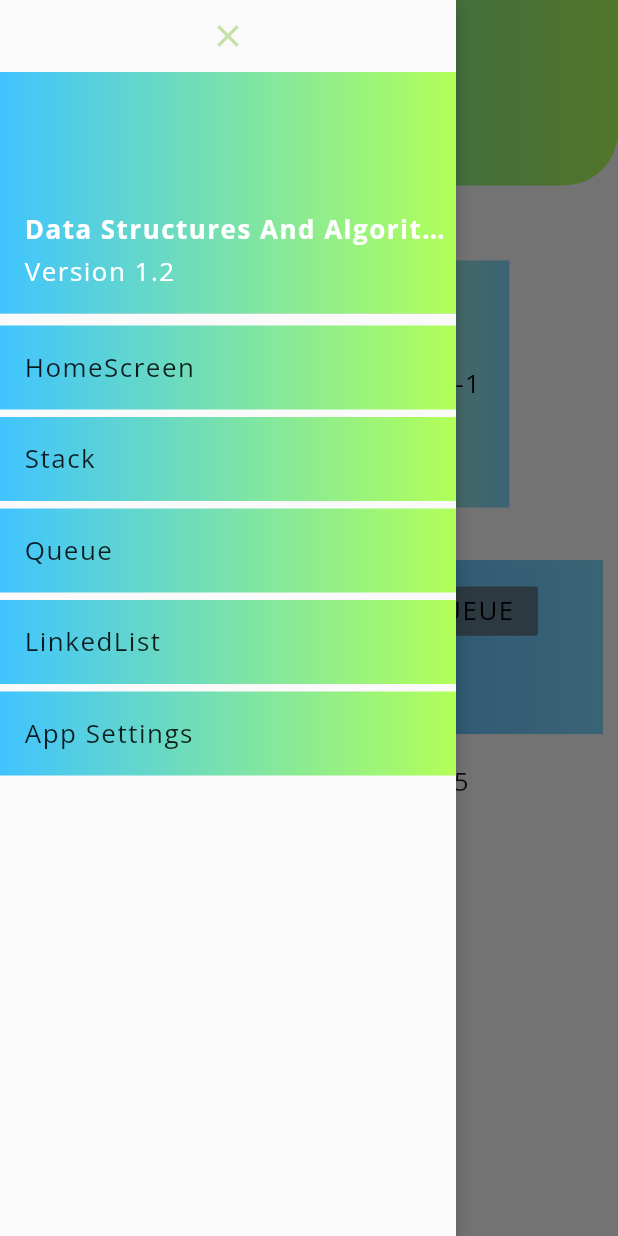
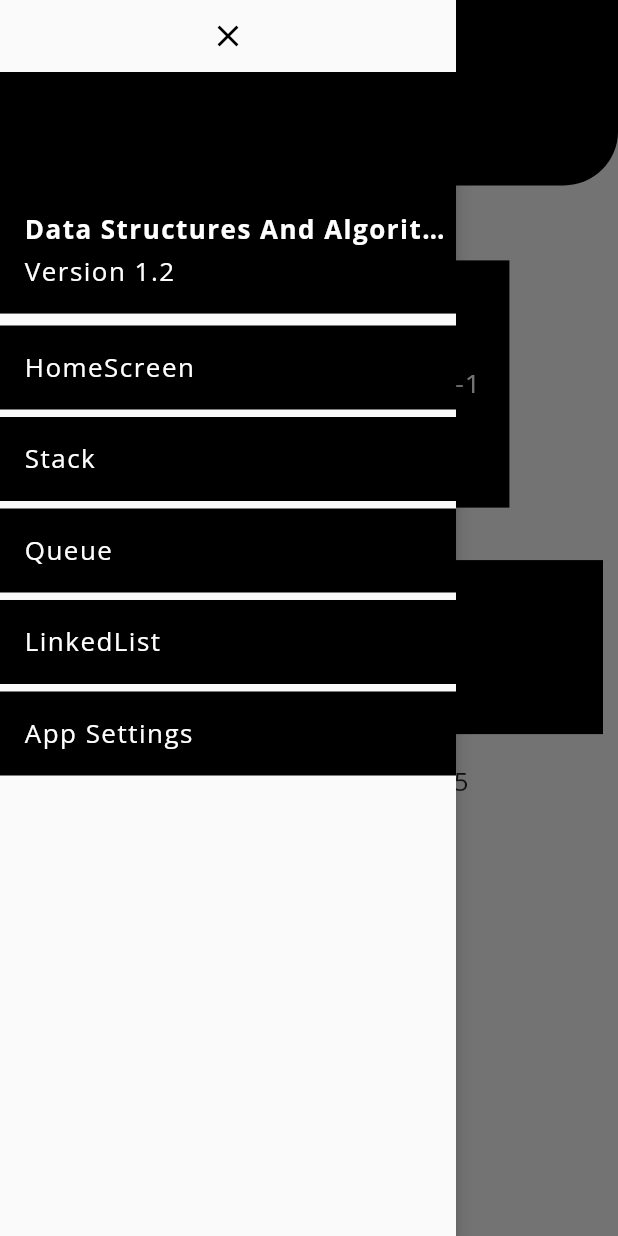
Before and after one commit to parthsarthibissa/data_structures, a Flutter app: the QWorkingScreen screen opened by its route, after a tap on the "menu" icon, on a phone screen of 412 x 824 dp. Run offline on Flutter 3.47's test engine with Material 2 defaults, Android fonts, the phone set to English and light mode, and no system bars; our stand-ins replace get, google_fonts; missing offline and left inert: splash_screen_view.

Commit message:
color scheme change

```diff
--- a/lib/components/drawer.dart
+++ b/lib/components/drawer.dart
@@ -1,6 +1,7 @@
 import 'package:data_structures/components/textStyle.dart';
 
 import 'package:flutter/material.dart';
+import 'package:get/get.dart';
 
 class MyAppDrawer extends StatelessWidget {
   @override
@@ -11,32 +12,28 @@ class MyAppDrawer extends StatelessWidget {
         children: [
           IconButton(
             icon: Icon(Icons.close),
-            color: Colors.lightGreen[200],
+            color: Get.isDarkMode ? Colors.white : Colors.black,
             onPressed: () => Navigator.pop(context),
           ),
           UserAccountsDrawerHeader(
               decoration: BoxDecoration(
-                  gradient: LinearGradient(colors: [
-                Colors.lightBlueAccent[200],
-                Colors.lightGreenAccent[200]
-              ])),
+                color: Get.isDarkMode ? Colors.white : Colors.black,
+              ),
               accountName: MyTextStyle(
                 text: 'Data Structures And Algorithms',
                 bold: 'yes',
+                color: Get.isDarkMode ? Colors.black : Colors.white,
               ),
               accountEmail: MyTextStyle(
                   text: 'Version 1.2',
-              )),
+                  color: Get.isDarkMode ? Colors.black : Colors.white)),
           Container(
               decoration: BoxDecoration(
-                  gradient: LinearGradient(colors: [
-                Colors.lightBlueAccent[200],
-                Colors.lightGreenAccent[200]
-              ])),
+                  color: Get.isDarkMode ? Colors.white : Colors.black),
               child: ListTile(
                 title: MyTextStyle(
                     text: 'HomeScreen',
-                ),
+                    color: Get.isDarkMode ? Colors.black : Colors.white),
                 onTap: () {
                   return Navigator.popAndPushNamed(context, '/home');
                 },
@@ -44,14 +41,11 @@ class MyAppDrawer extends StatelessWidget {
           SizedBox(height: 5),
           Container(
               decoration: BoxDecoration(
-                  gradient: LinearGradient(colors: [
-                Colors.lightBlueAccent[200],
-                Colors.lightGreenAccent[200]
-              ])),
+                  color: Get.isDarkMode ? Colors.white : Colors.black),
               child: ListTile(
                 title: MyTextStyle(
                     text: 'Stack',
-                ),
+                    color: Get.isDarkMode ? Colors.black : Colors.white),
                 onTap: () {
                   return Navigator.popAndPushNamed(context, '/stack');
                 },
@@ -59,14 +53,11 @@ class MyAppDrawer extends StatelessWidget {
           SizedBox(height: 5),
           Container(
               decoration: BoxDecoration(
-                  gradient: LinearGradient(colors: [
-                Colors.lightBlueAccent[200],
-                Colors.lightGreenAccent[200]
-              ])),
+                  color: Get.isDarkMode ? Colors.white : Colors.black),
               child: ListTile(
                 title: MyTextStyle(
                     text: 'Queue',
-                ),
+                    color: Get.isDarkMode ? Colors.black : Colors.white),
                 onTap: () {
                   return Navigator.popAndPushNamed(context, '/queue');
                 },
@@ -74,14 +65,11 @@ class MyAppDrawer extends StatelessWidget {
           SizedBox(height: 5),
           Container(
               decoration: BoxDecoration(
-                  gradient: LinearGradient(colors: [
-                Colors.lightBlueAccent[200],
-                Colors.lightGreenAccent[200]
-              ])),
+                  color: Get.isDarkMode ? Colors.white : Colors.black),
               child: ListTile(
                 title: MyTextStyle(
                     text: 'LinkedList',
-                ),
+                    color: Get.isDarkMode ? Colors.black : Colors.white),
                 onTap: () {
                   return Navigator.popAndPushNamed(context, '/LLdata');
                 },
@@ -89,14 +77,11 @@ class MyAppDrawer extends StatelessWidget {
           SizedBox(height: 5),
           Container(
               decoration: BoxDecoration(
-                  gradient: LinearGradient(colors: [
-                Colors.lightBlueAccent[200],
-                Colors.lightGreenAccent[200]
-              ])),
+                  color: Get.isDarkMode ? Colors.white : Colors.black),
               child: ListTile(
                 title: MyTextStyle(
                     text: 'App Settings',
-                ),
+                    color: Get.isDarkMode ? Colors.black : Colors.white),
                 onTap: () {
                   return Navigator.popAndPushNamed(context, '/settings');
                 },
--- a/lib/components/header.dart
+++ b/lib/components/header.dart
@@ -1,6 +1,7 @@
 import 'package:data_structures/components/textStyle.dart';
 import 'package:data_structures/config/Sizing/SizingConfig.dart';
 import 'package:flutter/material.dart';
+import 'package:get/get.dart';
 
 class Header extends StatelessWidget {
   final String title;
@@ -17,10 +18,7 @@ class Header extends StatelessWidget {
           Container(
             height: DeviceSizeConfig.blockSizeVertical * 20 - 10,
             decoration: BoxDecoration(
-              gradient: LinearGradient(colors: [
-                Colors.lightBlueAccent[200],
-                Colors.lightGreenAccent[200]
-              ]),
+              color: Get.isDarkMode == true ? Colors.white : Colors.black,
               borderRadius: BorderRadius.only(
                 bottomLeft: Radius.circular(36),
                 bottomRight: Radius.circular(36),
@@ -28,18 +26,20 @@ class Header extends StatelessWidget {
             ),
             child: Row(
               children: [
-                FlatButton.icon(
-                    onPressed: () {
-                      Scaffold.of(context).openDrawer();
-                    },
-                    icon: Icon(Icons.menu_sharp),
-                    label: MyTextStyle(
-                      text: '',
-                    )),
+                IconButton(
+                  onPressed: () {
+                    Scaffold.of(context).openDrawer();
+                  },
+                  icon: Icon(
+                    Icons.menu_sharp,
+                    color: Get.isDarkMode ? Colors.black : Colors.white,
+                  ),
+                ),
                 Container(
                   width: DeviceSizeConfig.screenWidth - 120,
                   child: MyTextStyle(
                     text: title,
+                    color: Get.isDarkMode ? Colors.black : Colors.white,
                     bold: 'yes',
                   ),
                 ),
--- a/lib/components/mybutton.dart
+++ b/lib/components/mybutton.dart
@@ -14,14 +14,13 @@ class MyButton extends StatelessWidget {
         minWidth: DeviceSizeConfig.safeBlockHorizontal * 2,
         height: DeviceSizeConfig.safeBlockVertical * 4,
         disabledColor: Colors.blueGrey,
-        child: RaisedButton(
+        child: ElevatedButton(
           onPressed: onPressed,
-          color: Get.isDarkMode
-              ? Colors.lightBlueAccent[100]
-              : Colors.lightGreenAccent[100],
+          style: ElevatedButton.styleFrom(
+              primary: Get.isDarkMode ? Colors.black : Colors.white),
           child: MyTextStyle(
             text: text,
-            color: Colors.black,
+            color: Get.isDarkMode ? Colors.white : Colors.black,
           ),
         ));
   }
--- a/lib/screens/linkedlist/linkedlistdata.dart
+++ b/lib/screens/linkedlist/linkedlistdata.dart
@@ -34,7 +34,11 @@ Each link carries a data field(s) and a link field called next.
 Each link is linked with its next link using its next link.
 
 Last link carries a link as null to mark the end of the list.''',
-      image: Image.asset('assets/Linkedlist.png'),
+      image: Image.asset(
+        'assets/Linkedlist.png',
+        scale: 2,
+        fit: BoxFit.cover,
+      ),
     );
   }
 }
--- a/lib/screens/queue/queue.dart
+++ b/lib/screens/queue/queue.dart
@@ -12,7 +12,11 @@ class _QueueScreenState extends State<QueueScreen> {
   Widget build(BuildContext context) {
     return BasePage(
       title: 'Queue',
-      image: Image.asset('assets/Queue.png'),
+      image: Image.asset(
+        'assets/Queue.png',
+        scale: 2,
+        fit: BoxFit.cover,
+      ),
       dsaData:
           '''Queue is an abstract data structure, somewhat similar to Stacks. Unlike stacks, a queue is open at both its ends. One end is always used to insert data (enqueue) and the other is used to remove data (dequeue). Queue follows First-In-First-Out methodology, i.e., the data item stored first will be accessed first.
 
--- a/lib/screens/queue/qworking.dart
+++ b/lib/screens/queue/qworking.dart
@@ -6,6 +6,7 @@ import 'package:data_structures/components/textStyle.dart';
 import 'package:data_structures/config/Sizing/SizingConfig.dart';
 import 'package:flutter/material.dart';
 import 'package:flutter/rendering.dart';
+import 'package:get/get.dart';
 
 class QWorkingScreen extends StatefulWidget {
   @override
@@ -111,13 +112,10 @@ class _QWorkingScreenState extends State<QWorkingScreen> {
                         alignment: Alignment.center,
                         child: MyTextStyle(
                           text: 'FRONT = ' + front.toString(),
-                          color: Colors.black,
+                          color: Get.isDarkMode ? Colors.black : Colors.white,
                         ),
                         decoration: BoxDecoration(
-                          gradient: LinearGradient(colors: [
-                            Colors.lightGreenAccent[100],
-                            Colors.lightBlueAccent[100]
-                          ]),
+                          color: Get.isDarkMode ? Colors.white : Colors.black,
                           shape: BoxShape.rectangle,
                         )),
                     Container(
@@ -128,13 +126,10 @@ class _QWorkingScreenState extends State<QWorkingScreen> {
                         alignment: Alignment.center,
                         child: MyTextStyle(
                           text: 'REAR = ' + rear.toString(),
-                          color: Colors.black,
+                          color: Get.isDarkMode ? Colors.black : Colors.white,
                         ),
                         decoration: BoxDecoration(
-                            gradient: LinearGradient(colors: [
-                              Colors.lightGreenAccent[100],
-                              Colors.lightBlueAccent[100]
-                            ]),
+                            color: Get.isDarkMode ? Colors.white : Colors.black,
                             shape: BoxShape.rectangle)),
                   ],
                 ),
@@ -144,8 +139,7 @@ class _QWorkingScreenState extends State<QWorkingScreen> {
                 margin: EdgeInsets.symmetric(vertical: 10, horizontal: 10),
                 width: DeviceSizeConfig.screenWidth,
                 decoration: BoxDecoration(
-                  gradient: LinearGradient(
-                      colors: [Colors.blue, Colors.lightBlueAccent[100]]),
+                  color: Get.isDarkMode ? Colors.white : Colors.black,
                   shape: BoxShape.rectangle,
                 ),
                 padding: EdgeInsets.symmetric(horizontal: 10, vertical: 10),
--- a/lib/screens/stack/stack.dart
+++ b/lib/screens/stack/stack.dart
@@ -12,7 +12,11 @@ class _StackScreenState extends State<StackScreen> {
   Widget build(BuildContext context) {
     return BasePage(
         title: 'Stack',
-        image: Image.asset('assets/Stack.png'),
+        image: Image.asset(
+          'assets/Stack.png',
+          scale: 2,
+          fit: BoxFit.cover,
+        ),
         dsaData:
             '''A stack is an Abstract Data Type (ADT), commonly used in most programming languages. It is named stack as it behaves like a real-world stack, for example – a deck of cards or a pile of plates, etc.
 
```
Also changed, not shown: lib/main.dart (+12 -4 lines), lib/screens/linkedlist/linkedlistworking.dart (+5 -10 lines), lib/screens/stack/working.dart (+4 -7 lines), pubspec.lock. Lines whose indentation alone changed are shown as unchanged.
